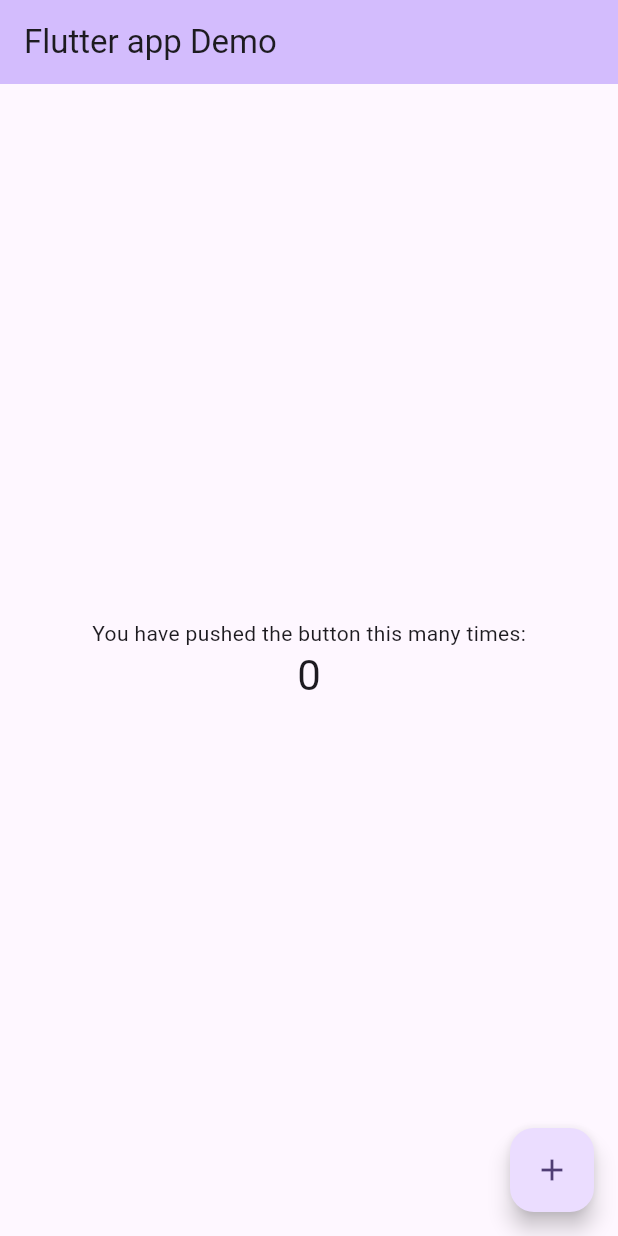
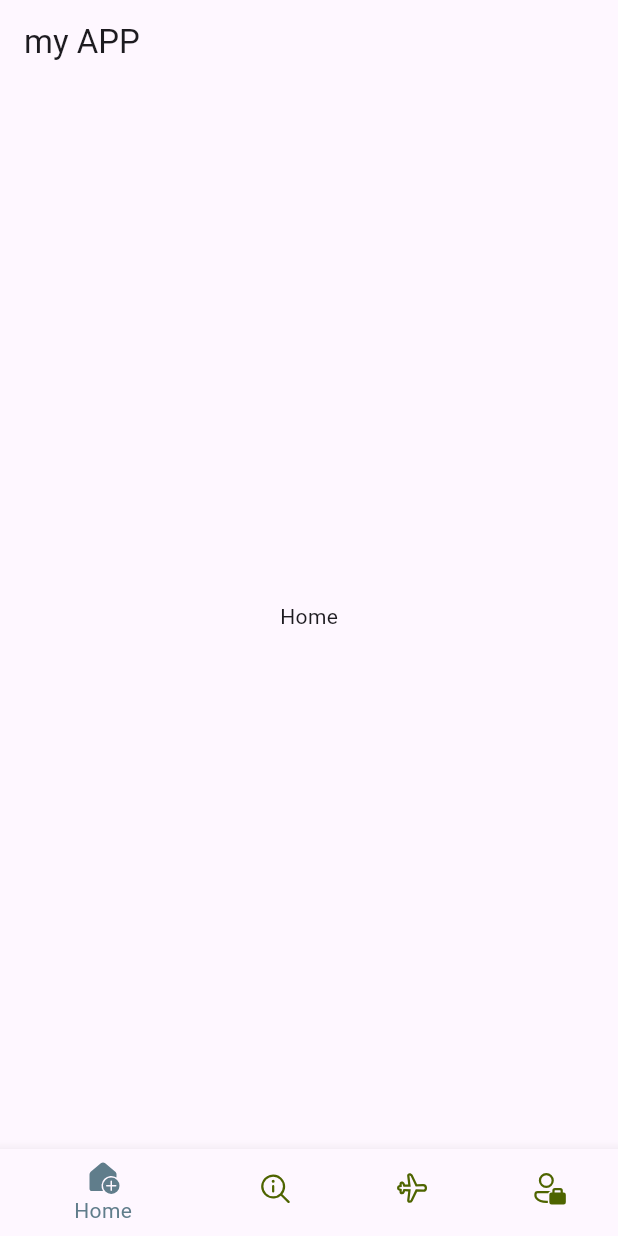
Before and after one commit to sarathchan/ticket_application, a Flutter app: the screen it shows after launch, on a phone screen of 412 x 824 dp. Run offline on Flutter 3.47's test engine with Material 3 defaults, Android fonts, the phone set to English and light mode, and no system bars; our stand-ins replace fluentui_icons.

Commit message:
nav working

```diff
--- /dev/null
+++ b/lib/bottom_navbar.dart
@@ -0,0 +1,63 @@
+import 'package:fluentui_icons/fluentui_icons.dart';
+import 'package:flutter/material.dart';
+
+class BottomNavbar extends StatefulWidget {
+  const BottomNavbar({super.key});
+
+  @override
+  State<BottomNavbar> createState() => _BottomNavbarState();
+}
+
+class _BottomNavbarState extends State<BottomNavbar> {
+  final appScreens = [
+    const Center(child: Text("Home")),
+    const Center(child: Text("Search")),
+    const Center(child: Text("Tickets")),
+    const Center(child: Text("Profile")),
+  ];
+  int _selectedIndex = 0;
+  void _onItemTapped(int index) {
+    setState(() {
+      _selectedIndex = index;
+    });
+    // print('selcted index $_selectedIndex');
+  }
+
+  @override
+  Widget build(BuildContext context) {
+    return Scaffold(
+      appBar: AppBar(title: const Text("my APP")),
+      body: appScreens[_selectedIndex],
+      bottomNavigationBar: BottomNavigationBar(
+        currentIndex: _selectedIndex,
+        onTap: _onItemTapped,
+        selectedItemColor: Colors.blueGrey,
+        unselectedItemColor: const Color.fromARGB(255, 78, 100, 0),
+        items: const [
+          BottomNavigationBarItem(
+            icon: Icon(FluentSystemIcons.ic_fluent_home_add_regular),
+            activeIcon: Icon(FluentSystemIcons.ic_fluent_home_add_filled),
+            label: "Home",
+          ),
+          BottomNavigationBarItem(
+            icon: Icon(FluentSystemIcons.ic_fluent_search_info_regular),
+            activeIcon: Icon(FluentSystemIcons.ic_fluent_search_info_filled),
+            label: "Search",
+          ),
+          BottomNavigationBarItem(
+            icon: Icon(FluentSystemIcons.ic_fluent_airplane_regular),
+            activeIcon: Icon(FluentSystemIcons.ic_fluent_airplane_filled),
+            label: "Tickets",
+          ),
+          BottomNavigationBarItem(
+            icon: Icon(FluentSystemIcons.ic_fluent_person_accounts_regular),
+            activeIcon: Icon(
+              FluentSystemIcons.ic_fluent_person_accounts_filled,
+            ),
+            label: "Profile",
+          ),
+        ],
+      ),
+    );
+  }
+}
--- a/lib/main.dart
+++ b/lib/main.dart
@@ -1,33 +1,19 @@
 import 'package:flutter/material.dart';
+import 'package:ticket_application/bottom_navbar.dart';
 
 void main() {
+  var myList = ["flutter", 'React'];
   runApp(const MyApp());
 }
 
 class MyApp extends StatelessWidget {
   const MyApp({super.key});
 
-  // This widget is the root of your application.
   @override
   Widget build(BuildContext context) {
     return MaterialApp(
       title: 'Flutter Demo',
       theme: ThemeData(
-        // This is the theme of your application.
-        //
-        // TRY THIS: Try running your application with "flutter run". You'll see
-        // the application has a purple toolbar. Then, without quitting the app,
-        // try changing the seedColor in the colorScheme below to Colors.green
-        // and then invoke "hot reload" (save your changes or press the "hot
-        // reload" button in a Flutter-supported IDE, or press "r" if you used
-        // the command line to start the app).
-        //
-        // Notice that the counter didn't reset back to zero; the application
-        // state is not lost during the reload. To reset the state, use hot
-        // restart instead.
-        //
-        // This works for code too, not just values: Most code changes can be
-        // tested with just a hot reload.
         colorScheme: ColorScheme.fromSeed(seedColor: Colors.deepPurple),
       ),
       home: const MyHomePage(title: 'Flutter app Demo '),
@@ -37,15 +23,6 @@ class MyApp extends StatelessWidget {
 
 class MyHomePage extends StatefulWidget {
   const MyHomePage({super.key, required this.title});
-
-  // This widget is the home page of your application. It is stateful, meaning
-  // that it has a State object (defined below) that contains fields that affect
-  // how it looks.
-
-  // This class is the configuration for the state. It holds the values (in this
-  // case the title) provided by the parent (in this case the App widget) and
-  // used by the build method of the State. Fields in a Widget subclass are
-  // always marked "final".
 
   final String title;
 
@@ -58,65 +35,12 @@ class _MyHomePageState extends State<MyHomePage> {
 
   void _incrementCounter() {
     setState(() {
-      // This call to setState tells the Flutter framework that something has
-      // changed in this State, which causes it to rerun the build method below
-      // so that the display can reflect the updated values. If we changed
-      // _counter without calling setState(), then the build method would not be
-      // called again, and so nothing would appear to happen.
       _counter++;
     });
   }
 
   @override
   Widget build(BuildContext context) {
-    // This method is rerun every time setState is called, for instance as done
-    // by the _incrementCounter method above.
-    //
-    // The Flutter framework has been optimized to make rerunning build methods
-    // fast, so that you can just rebuild anything that needs updating rather
-    // than having to individually change instances of widgets.
-    return Scaffold(
-      appBar: AppBar(
-        // TRY THIS: Try changing the color here to a specific color (to
-        // Colors.amber, perhaps?) and trigger a hot reload to see the AppBar
-        // change color while the other colors stay the same.
-        backgroundColor: Theme.of(context).colorScheme.inversePrimary,
-        // Here we take the value from the MyHomePage object that was created by
-        // the App.build method, and use it to set our appbar title.
-        title: Text(widget.title),
-      ),
-      body: Center(
-        // Center is a layout widget. It takes a single child and positions it
-        // in the middle of the parent.
-        child: Column(
-          // Column is also a layout widget. It takes a list of children and
-          // arranges them vertically. By default, it sizes itself to fit its
-          // children horizontally, and tries to be as tall as its parent.
-          //
-          // Column has various properties to control how it sizes itself and
-          // how it positions its children. Here we use mainAxisAlignment to
-          // center the children vertically; the main axis here is the vertical
-          // axis because Columns are vertical (the cross axis would be
-          // horizontal).
-          //
-          // TRY THIS: Invoke "debug painting" (choose the "Toggle Debug Paint"
-          // action in the IDE, or press "p" in the console), to see the
-          // wireframe for each widget.
-          mainAxisAlignment: MainAxisAlignment.center,
-          children: <Widget>[
-            const Text('You have pushed the button this many times:'),
-            Text(
-              '$_counter',
-              style: Theme.of(context).textTheme.headlineMedium,
-            ),
-          ],
-        ),
-      ),
-      floatingActionButton: FloatingActionButton(
-        onPressed: _incrementCounter,
-        tooltip: 'Increment',
-        child: const Icon(Icons.add),
-      ), // This trailing comma makes auto-formatting nicer for build methods.
-    );
+    return MaterialApp(home: BottomNavbar());
   }
 }
--- a/pubspec.yaml
+++ b/pubspec.yaml
@@ -34,6 +34,7 @@ dependencies:
   # The following adds the Cupertino Icons font to your application.
   # Use with the CupertinoIcons class for iOS style icons.
   cupertino_icons: ^1.0.8
+  fluentui_icons: ^1.0.0
 
 dev_dependencies:
   flutter_test:
```
Also changed, not shown: pubspec.lock.
